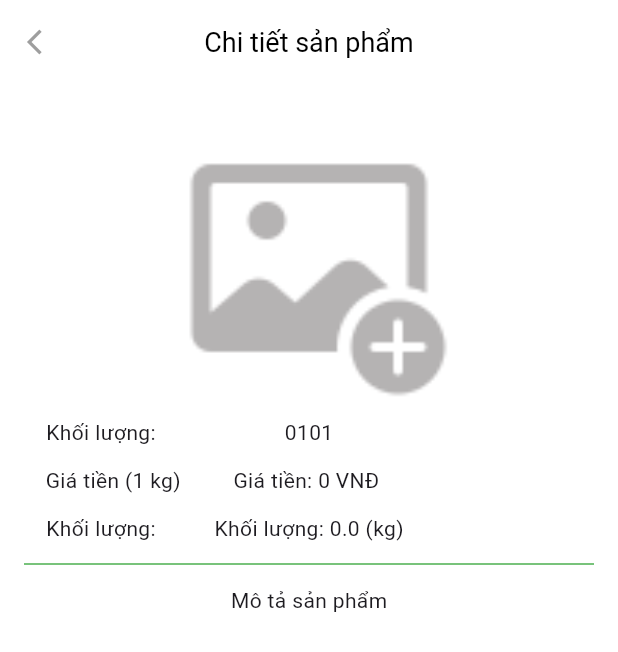
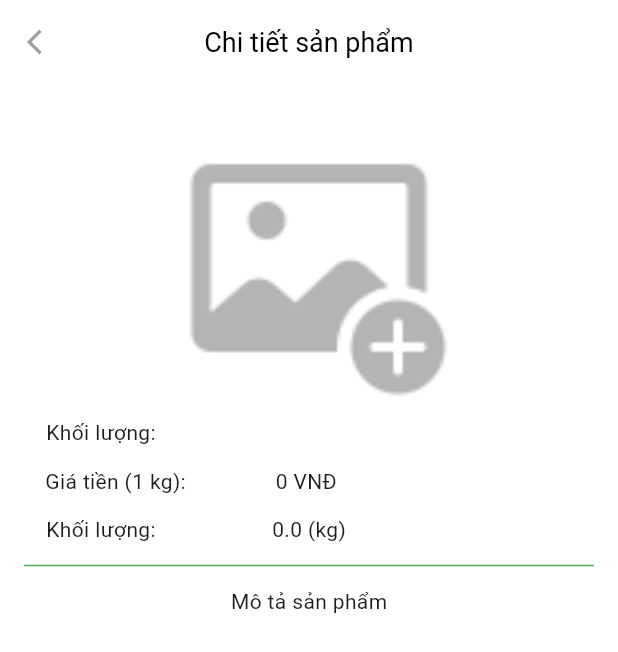
Before and after one commit to VuXuanHoang2003/3TApp_Android, a Flutter app: the ProductDetailsScreen screen opened directly with empty values, on a phone screen of 412 x 824 dp. Shown: the top 652 px of the screen. Run offline on Flutter 3.47's test engine with Material 3 defaults, Android fonts, the phone set to English and light mode, and no system bars; our stand-ins replace auto_size_text, awesome_notifications, badges, cloud_firestore, contained_tab_bar_view, dio and 14 more; missing offline and left inert: awesome_notifications_fcm, dart:ffi, json_path, mime_type, swipeable_card_stack; accounts and stored records are empty.

Commit message:
change color field in details_order_screen.dart

```diff
--- a/lib/view/common_view/product_details_screen.dart
+++ b/lib/view/common_view/product_details_screen.dart
@@ -6,6 +6,7 @@ import '../../model/product.dart';
 import '../../utils/common_func.dart';
 import '../../utils/image_path.dart';
 import '../../viewmodel/auth_viewmodel.dart';
+import '../flutter_flow/flutter_flow.dart';
 
 class ProductDetailsScreen extends StatefulWidget {
   Product product;
@@ -33,7 +34,7 @@ class _ProductDetailsScreenState extends State<ProductDetailsScreen> {
       appBar: AppBar(
         backgroundColor: Colors.white,
         centerTitle: true,
-        title: Text(
+        title: const Text(
           "Chi tiết sản phẩm",
           style: TextStyle(color: Colors.black, fontSize: 18),
         ),
@@ -41,7 +42,7 @@ class _ProductDetailsScreenState extends State<ProductDetailsScreen> {
           onPressed: () {
             Navigator.of(context).pop();
           },
-          icon: Icon(
+          icon: const Icon(
             Icons.arrow_back_ios,
             color: Colors.grey,
             size: 20,
@@ -50,7 +51,7 @@ class _ProductDetailsScreenState extends State<ProductDetailsScreen> {
         elevation: 0,
       ),
       body: SingleChildScrollView(
-        physics: AlwaysScrollableScrollPhysics(),
+        physics: const AlwaysScrollableScrollPhysics(),
         child: Padding(
           padding: const EdgeInsets.all(16),
           child: Column(
@@ -58,36 +59,54 @@ class _ProductDetailsScreenState extends State<ProductDetailsScreen> {
             crossAxisAlignment: CrossAxisAlignment.center,
             children: [
               productItemImage(),
-              const Padding(
-                padding: EdgeInsets.all(6),
+              Padding(
+                padding: const EdgeInsets.all(6),
                 child: Stack(
                   children: [
-                    Align(
+                    const Align(
                       alignment: AlignmentDirectional(-0.94, 0),
                       child: Text(
                         'Khối lượng: ',
                       ),
                     ),
                     Align(
-                      alignment: AlignmentDirectional(0, 0),
-                      child: Text('0101'),
+                      alignment: const AlignmentDirectional(0, 0),
+                      child: Text(
+                        widget.product.name,
+                        style: FlutterFlowTheme.of(context).bodyMedium.override(
+                              fontFamily: 'Readex Pro',
+                              fontSize: 18,
+                              fontWeight: FontWeight.bold,
+                            ),
+                      ),
                     ),
                   ],
                 ),
               ),
               Padding(
-                padding: EdgeInsets.all(6),
+                padding: const EdgeInsets.all(6),
                 child: Stack(
                   children: [
                     Align(
-                      alignment: AlignmentDirectional(0, 0),
+                      alignment: const AlignmentDirectional(0, 0),
                       child: Text(
-                        "Giá tiền: ${formatCurrency.format(widget.product.price)} ",
+                        "${formatCurrency.format(widget.product.price)} ",
+                        style: FlutterFlowTheme.of(context).bodyMedium.override(
+                              fontFamily: 'Readex Pro',
+                              color: const Color(0xFF831B1B),
+                            ),
                       ),
                     ),
                     Align(
-                      alignment: AlignmentDirectional(-0.94, 0),
-                      child: Text('Giá tiền (1 kg)'),
+                      alignment: const AlignmentDirectional(-0.94, 0),
+                      child: Text(
+                        'Giá tiền (1 kg): ',
+                        style: FlutterFlowTheme.of(context).bodyMedium.override(
+                              fontFamily: 'Readex Pro',
+                              color: const Color(0xFF831B1B),
+                              fontStyle: FontStyle.italic,
+                            ),
+                      ),
                     ),
                   ],
                 ),
@@ -98,12 +117,21 @@ class _ProductDetailsScreenState extends State<ProductDetailsScreen> {
                 child: Stack(
                   children: [
                     Align(
-                      alignment: AlignmentDirectional(0, 0),
-                      child: Text("Khối lượng: ${widget.product.mass} (kg)"),
+                      alignment: const AlignmentDirectional(0, 0),
+                      child: Text(
+                        "${widget.product.mass} (kg)",
+                        style: FlutterFlowTheme.of(context).bodyMedium,
+                      ),
                     ),
                     Align(
-                      alignment: AlignmentDirectional(-0.94, 0),
-                      child: Text('Khối lượng: '),
+                      alignment: const AlignmentDirectional(-0.94, 0),
+                      child: Text(
+                        'Khối lượng: ',
+                        style: FlutterFlowTheme.of(context).bodyMedium.override(
+                              fontFamily: 'Readex Pro',
+                              fontStyle: FontStyle.italic,
+                            ),
+                      ),
                     ),
                   ],
                 ),
@@ -113,7 +141,7 @@ class _ProductDetailsScreenState extends State<ProductDetailsScreen> {
                 color: Colors.green,
                 height: 16,
               ),
-              Align(
+              const Align(
                 alignment: AlignmentDirectional(0, 0),
                 child: Padding(
                   padding: EdgeInsets.all(6),
@@ -121,10 +149,16 @@ class _ProductDetailsScreenState extends State<ProductDetailsScreen> {
                 ),
               ),
               Align(
-                alignment: AlignmentDirectional(0, 0),
+                alignment: const AlignmentDirectional(0, 0),
                 child: Padding(
-                  padding: EdgeInsets.all(8),
-                  child: Text(widget.product.description),
+                  padding: const EdgeInsets.all(8),
+                  child: Text(
+                    widget.product.description,
+                    style: FlutterFlowTheme.of(context).bodyMedium.override(
+                          fontFamily: 'Readex Pro',
+                          fontSize: 10,
+                        ),
+                  ),
                 ),
               )
             ],
@@ -195,7 +229,7 @@ class _ProductDetailsScreenState extends State<ProductDetailsScreen> {
               onPressed: () {
                 Navigator.of(context).pop();
               },
-              child: Text('Close'),
+              child: const Text('Close'),
             ),
           ],
         );
--- a/lib/view/model/checkout_detail_model.dart
+++ b/lib/view/model/checkout_detail_model.dart
@@ -1,9 +1,6 @@
 import '../../view/flutter_flow/flutter_flow_util.dart';
 import '../common_view/order_item.dart' show OrderItem;
-import 'package:flutter/gestures.dart';
 import 'package:flutter/material.dart';
-import 'package:google_fonts/google_fonts.dart';
-import 'package:provider/provider.dart';
 
 class DetailsOrderModel extends FlutterFlowModel<OrderItem> {
   /// Initialization and disposal methods.
```
Also changed, not shown: lib/view/admin/statistic_screen.dart (+32 -32 lines).
